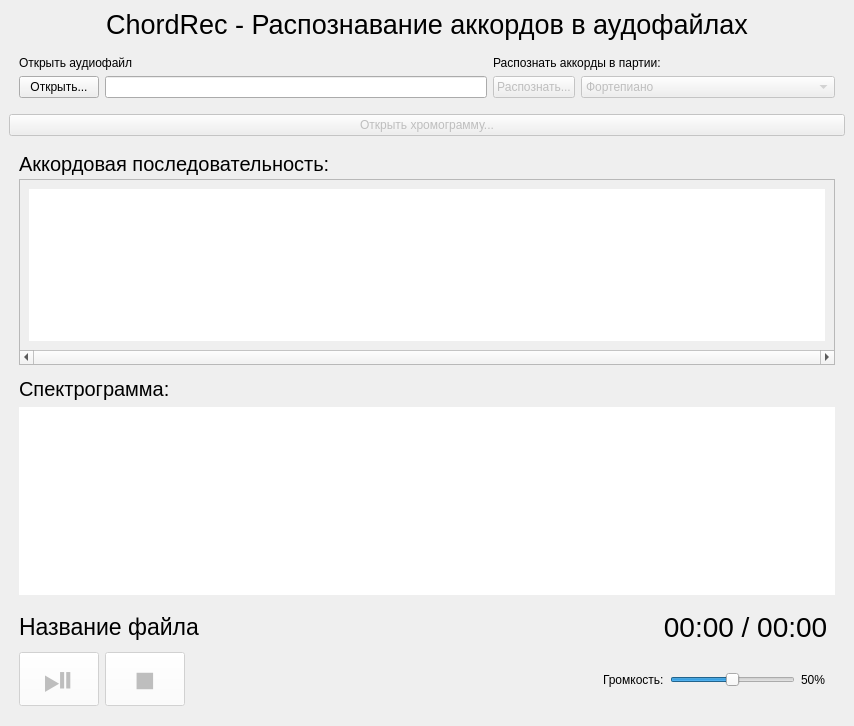
melstr/ChordRecognition, file MainWindow.ui: the form before one commit.
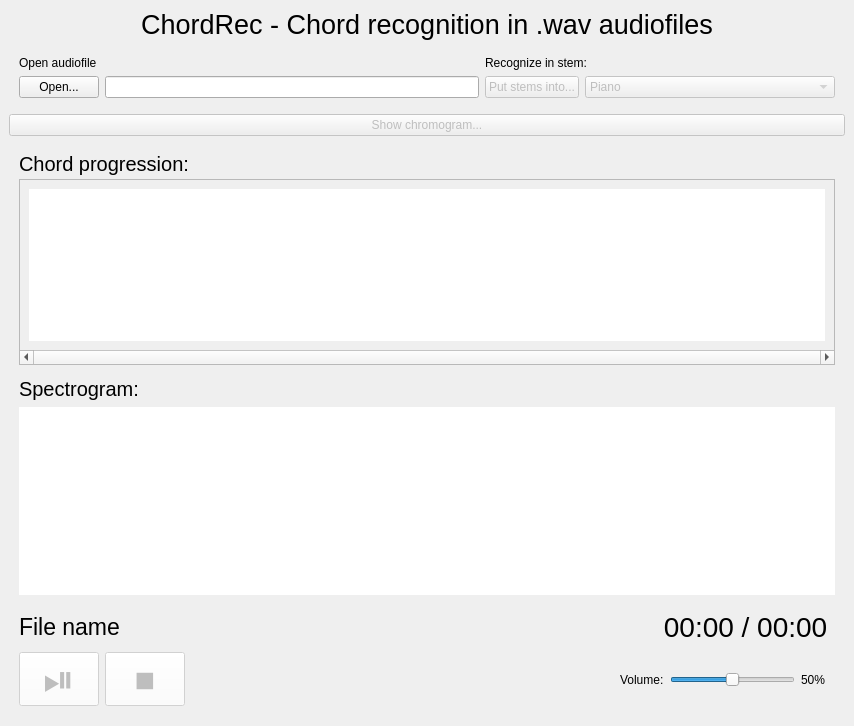
The form after the commit. Custom widgets are drawn as their Qt base class.

Patch:
```diff
--- a/MainWindow.ui
+++ b/MainWindow.ui
@@ -31,7 +31,7 @@
          </font>
         </property>
         <property name="text">
-         <string>ChordRec - Распознавание аккордов в аудофайлах</string>
+         <string>ChordRec - Chord recognition in .wav audiofiles</string>
         </property>
         <property name="alignment">
          <set>Qt::AlignCenter</set>
@@ -55,14 +55,14 @@
         <item row="0" column="0" colspan="2">
          <widget class="QLabel" name="label_2">
           <property name="text">
-           <string>Открыть аудиофайл</string>
+           <string>Open audiofile</string>
           </property>
          </widget>
         </item>
         <item row="1" column="0">
          <widget class="QPushButton" name="OpenFileButton">
           <property name="text">
-           <string>Открыть...</string>
+           <string>Open...</string>
           </property>
          </widget>
         </item>
@@ -72,7 +72,7 @@
         <item row="0" column="2" colspan="2">
          <widget class="QLabel" name="label_3">
           <property name="text">
-           <string>Распознать аккорды в партии:</string>
+           <string>Recognize in stem:</string>
           </property>
          </widget>
         </item>
@@ -83,17 +83,17 @@
           </property>
           <item>
            <property name="text">
-            <string>Фортепиано</string>
+            <string>Piano</string>
            </property>
           </item>
           <item>
            <property name="text">
-            <string>Аккомпанемента</string>
+            <string>Whole accompaniment</string>
            </property>
           </item>
           <item>
            <property name="text">
-            <string>Аккомпанемента без баса и барабанов</string>
+            <string>Accompaniment without drums and bass</string>
            </property>
           </item>
          </widget>
@@ -104,7 +104,7 @@
            <bool>false</bool>
           </property>
           <property name="text">
-           <string>Распознать...</string>
+           <string>Put stems into...</string>
           </property>
          </widget>
         </item>
@@ -116,7 +116,7 @@
          <bool>false</bool>
         </property>
         <property name="text">
-         <string>Открыть хромограмму...</string>
+         <string>Show chromogram...</string>
         </property>
        </widget>
       </item>
@@ -145,7 +145,7 @@
            </font>
           </property>
           <property name="text">
-           <string>Аккордовая последовательность:</string>
+           <string>Chord progression:</string>
           </property>
          </widget>
         </item>
@@ -235,7 +235,7 @@
            </font>
           </property>
           <property name="text">
-           <string>Спектрограмма:</string>
+           <string>Spectrogram:</string>
           </property>
          </widget>
         </item>
@@ -272,7 +272,7 @@
          </font>
         </property>
         <property name="text">
-         <string>Название файла</string>
+         <string>File name</string>
         </property>
        </widget>
       </item>
@@ -402,7 +402,7 @@
           <item>
            <widget class="QLabel" name="label_5">
             <property name="text">
-             <string>Громкость:</string>
+             <string>Volume:</string>
             </property>
            </widget>
           </item>
```
